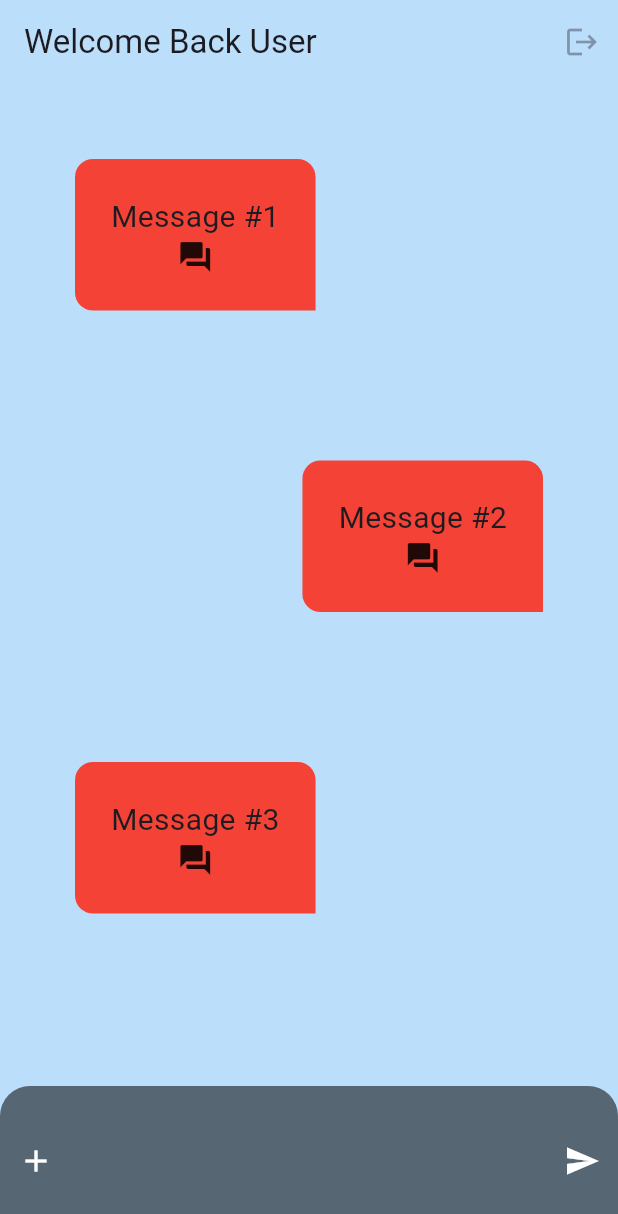
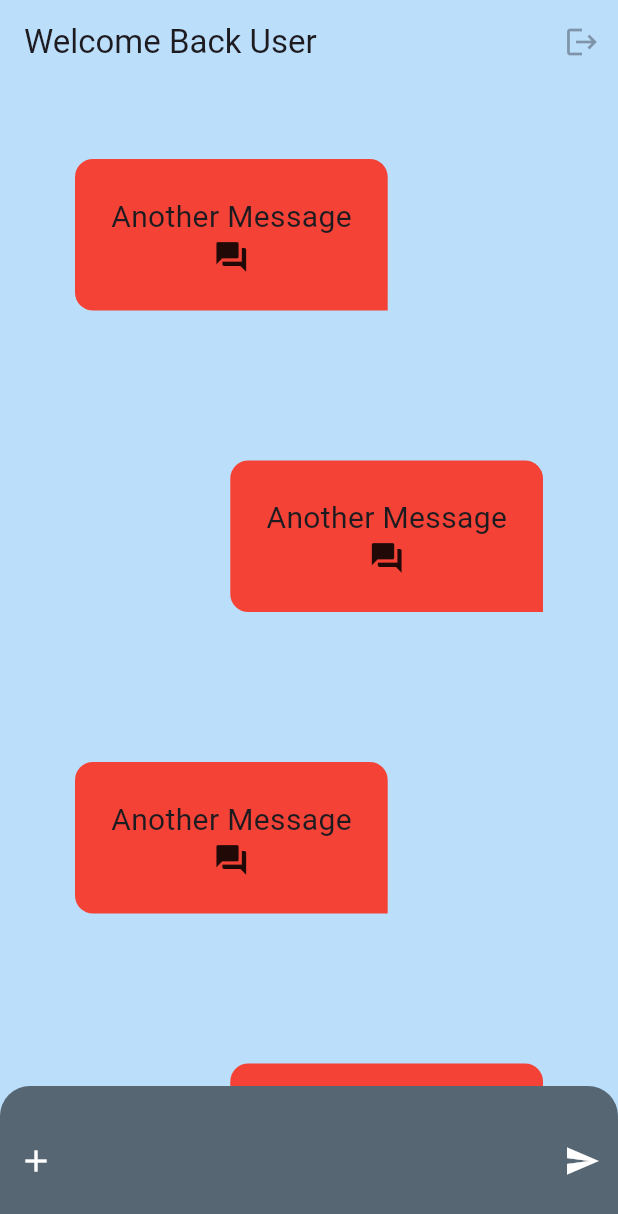
Before and after one commit to aelise17264/flutter_essentials, a Flutter app: the screen it shows after launch, on a phone screen of 412 x 824 dp. Shown: the top 1214 px of the screen. Run offline on Flutter 3.47's test engine with Material 3 defaults, Android fonts, the phone set to English and light mode, and no system bars.

Commit message:
dynamic message list rendering

```diff
--- a/flutter_application_1/lib/chatpage.dart
+++ b/flutter_application_1/lib/chatpage.dart
@@ -25,14 +25,25 @@ class ChatPage extends StatelessWidget {
         body: Column(children: [
           Expanded(
               flex: 1,
-              child: ListView(children: [
-                ChatBubble(
-                    alignment: Alignment.centerLeft, message: "Message #1"),
-                ChatBubble(
-                    alignment: Alignment.centerRight, message: "Message #2"),
-                ChatBubble(
-                    alignment: Alignment.centerLeft, message: "Message #3"),
-              ])),
+              child: ListView.builder(
+                  itemCount: 10,
+                  itemBuilder: (context, index) {
+                    return ChatBubble(
+                        alignment: index % 2 == 0
+                            ? Alignment.centerLeft
+                            : Alignment.centerRight,
+                        message: "Another Message");
+                  })
+              // (children: [
+              //   ChatBubble(
+              //       alignment: Alignment.centerLeft, message: "Message #1"),
+              //   ChatBubble(
+              //       alignment: Alignment.centerRight, message: "Message #2"),
+              //   ChatBubble(
+              //       alignment: Alignment.centerLeft, message: "Message #3"),
+              // ])
+
+              ),
           ChatInput()
         ]));
   }
```
